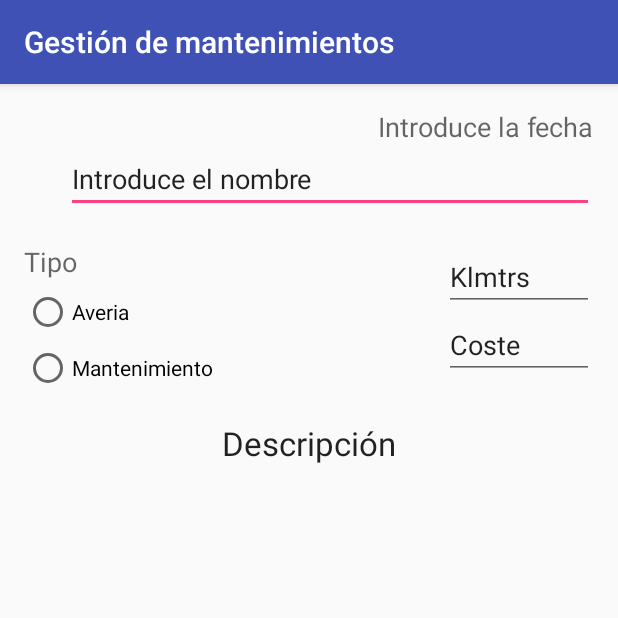
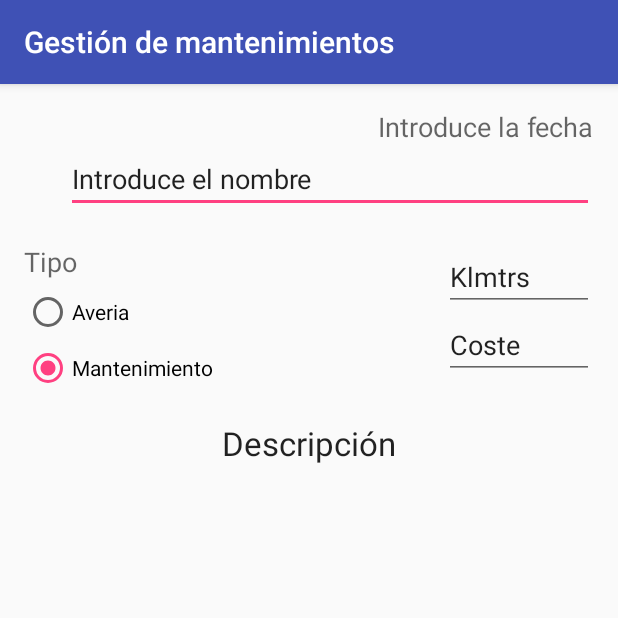
Before and after one commit to jorgeHLandroid/Proyecto_final_DAM, an Android app: the Formulario screen opened directly, with no data from a screen before it, on a phone screen of 412 x 824 dp, the top half of it. Run offline under Robolectric (Android 15) with nearby library versions, the phone set to English and light mode, and no system bars; 1 statement that could not run was skipped.

Commit message:
Se valida que los campos del Formulario se hayan completado.

```diff
--- a/app/src/main/res/layout/activity_main.xml
+++ b/app/src/main/res/layout/activity_main.xml
@@ -41,7 +41,7 @@ android:background="@drawable/fondo">
 <ImageButton
     android:layout_width="100dp"
     android:layout_height="100dp"
-    android:id="@+id/imageButton_Añadir_MainActivity"
+    android:id="@+id/imageButton_Anadir_MainActivity"
     android:scaleType="fitCenter"
     android:background="@android:color/transparent"
     android:src="@drawable/anyadir"
--- a/app/src/main/res/layout/formulario.xml
+++ b/app/src/main/res/layout/formulario.xml
@@ -17,7 +17,7 @@
         android:layout_width="wrap_content"
         android:layout_height="wrap_content"
         android:textAppearance="?android:attr/textAppearanceMedium"
-        android:text="Introduce la fecha"
+        android:text="@string/Introduce_la_fecha"
         android:id="@+id/textView_FechaFormulario"
         android:clickable="true"
         android:layout_row="0"
@@ -31,7 +31,7 @@
         android:layout_height="wrap_content"
         android:id="@+id/editText_NombreFormulario"
         android:inputType="text"
-        android:text="Introduce el nombre"
+        android:text="@string/Introduce_el_nombre"
         android:layout_row="1"
         android:layout_column="0"
         android:layout_below="@+id/textView_FechaFormulario"
@@ -57,7 +57,7 @@
         android:inputType="numberDecimal"
         android:ems="10"
         android:id="@+id/editText_Kilometros"
-        android:text="Klmtrs"
+        android:text="@string/Introduce_Klmtrs"
         android:layout_alignTop="@+id/textView_Tipo_Formulario"
         android:layout_alignRight="@+id/editText_NombreFormulario"
         android:layout_alignEnd="@+id/editText_NombreFormulario"
@@ -74,7 +74,7 @@
         <RadioButton
             android:layout_width="wrap_content"
             android:layout_height="wrap_content"
-            android:text="Averia"
+            android:text="@string/Introduce_Averia"
             android:id="@+id/radioButton_Averia"
             android:checked="false"
             android:layout_alignBottom="@+id/editText_Kilometros"
@@ -85,9 +85,9 @@
         <RadioButton
             android:layout_width="wrap_content"
             android:layout_height="wrap_content"
-            android:text="Mantenimiento"
+            android:text="@string/Introduce_Mantenimiento"
             android:id="@+id/radioButton_Mantenimiento"
-            android:checked="false"
+            android:checked="true"
             android:layout_below="@+id/radioGroup"
             android:layout_alignParentLeft="true"
             android:layout_alignParentStart="true"
@@ -100,7 +100,7 @@
         android:inputType="numberDecimal"
         android:ems="10"
         android:id="@+id/editText_Importe"
-        android:text="Coste"
+        android:text="@string/Introduce_coste"
         android:layout_below="@+id/editText_Kilometros"
         android:layout_alignLeft="@+id/editText_Kilometros"
         android:layout_alignStart="@+id/editText_Kilometros"
@@ -145,7 +145,7 @@
     <Button
         android:layout_width="wrap_content"
         android:layout_height="wrap_content"
-        android:text="Cancelar"
+        android:text="@string/Cancelar"
         android:id="@+id/button_Cancelar"
         android:layout_alignParentBottom="true"
         android:layout_alignParentRight="true"
--- a/app/src/main/res/values/strings.xml
+++ b/app/src/main/res/values/strings.xml
@@ -10,5 +10,14 @@
     <string name="KilometrosIntervencion">Kilómetros</string>
     <string name="Aceptar">Aceptar</string>
     <string name="Cancelar">Cancelar</string>
+    <string name="Introduce_la_fecha">Introduce la fecha</string>
+    <string name="Introduce_el_nombre">Introduce el nombre</string>
+    <string name="Introduce_coste">Coste</string>
+    <string name="Introduce_Klmtrs">Klmtrs</string>
+    <string name="Introduce_Descripción">Descripción</string>
+    <string name="Introduce_Averia">Averia</string>
+    <string name="Introduce_Mantenimiento">Mantenimiento</string>
+    <string name="Registro_editado_con_exito">Registro editado con exito</string>
+    <string name="Debe_completar_todos_los_campos">\t\t\tFaltan campos por completar.\nEl unico campo que no es obligatorio es la Descripción.</string>
 
 </resources>
```
Also changed, not shown: app/src/main/java/com/example/pc_jorge/app_mant/Formulario.java (+104 -71 lines), app/src/main/java/com/example/pc_jorge/app_mant/MainActivity.java (+8 -8 lines).
